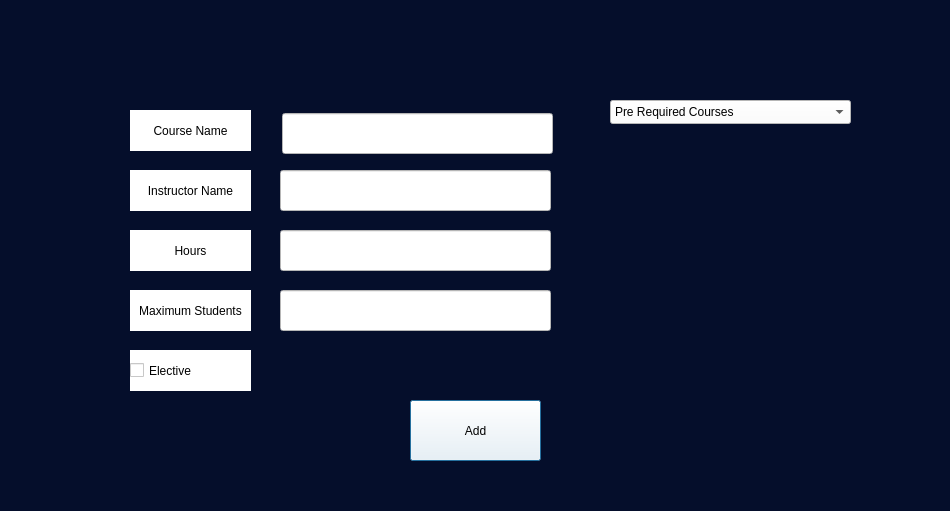
First picture: the form in Qt/newcourse.ui, repository KerollosRady/University-mangament-system, before the edit.
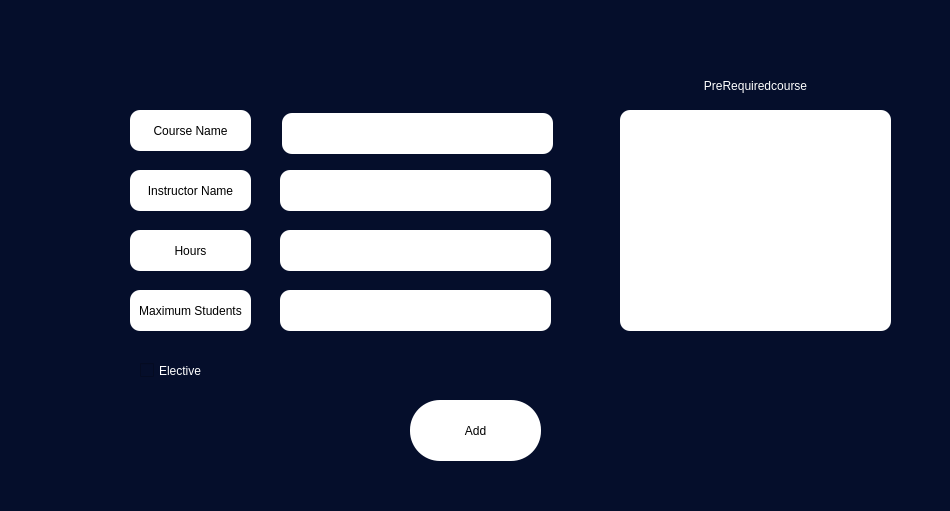
Second picture: the form after the edit. Icons and pictures are not drawn.

```diff
--- a/Qt/newcourse.ui
+++ b/Qt/newcourse.ui
@@ -32,7 +32,8 @@
     </rect>
    </property>
    <property name="styleSheet">
-    <string notr="true">background:white;
+    <string notr="true">    border-radius: 10px;
+background:white;
 color:black;</string>
    </property>
    <property name="text">
@@ -55,7 +56,8 @@
     <cursorShape>PointingHandCursor</cursorShape>
    </property>
    <property name="styleSheet">
-    <string notr="true">background:white;
+    <string notr="true">    border-radius: 30px;
+background:white;
 color:black;</string>
    </property>
    <property name="text">
@@ -72,7 +74,8 @@
     </rect>
    </property>
    <property name="styleSheet">
-    <string notr="true">background:white;
+    <string notr="true">    border-radius: 10px;
+background:white;
 color:black;</string>
    </property>
    <property name="text">
@@ -92,7 +95,8 @@
     </rect>
    </property>
    <property name="styleSheet">
-    <string notr="true">background:white;
+    <string notr="true">    border-radius: 10px;
+background:white;
 color:black;</string>
    </property>
    <property name="text">
@@ -112,7 +116,8 @@
     </rect>
    </property>
    <property name="styleSheet">
-    <string notr="true">background:white;
+    <string notr="true">    border-radius: 10px;
+background:white;
 color:black;</string>
    </property>
    <property name="text">
@@ -125,52 +130,22 @@
   <widget class="QCheckBox" name="checkBox">
    <property name="geometry">
     <rect>
-     <x>130</x>
+     <x>140</x>
      <y>350</y>
      <width>121</width>
      <height>41</height>
     </rect>
    </property>
    <property name="styleSheet">
-    <string notr="true">background:white;
-color:black;</string>
+    <string notr="true">color:white;
+font: 15pt &quot;Segoe UI&quot;;</string>
    </property>
    <property name="text">
     <string>Elective</string>
    </property>
-  </widget>
-  <widget class="QComboBox" name="preReq">
-   <property name="geometry">
-    <rect>
-     <x>610</x>
-     <y>100</y>
-     <width>241</width>
-     <height>24</height>
-    </rect>
+   <property name="tristate">
+    <bool>true</bool>
    </property>
-   <property name="styleSheet">
-    <string notr="true">background:white;</string>
-   </property>
-   <item>
-    <property name="text">
-     <string>Pre Required Courses</string>
-    </property>
-    <property name="icon">
-     <iconset>
-      <selectedon>:/i18n/Qt_en_GB.qm</selectedon>
-     </iconset>
-    </property>
-   </item>
-   <item>
-    <property name="text">
-     <string>math1</string>
-    </property>
-   </item>
-   <item>
-    <property name="text">
-     <string>math2</string>
-    </property>
-   </item>
   </widget>
   <widget class="QLineEdit" name="lineEdit_1">
    <property name="geometry">
@@ -183,7 +158,9 @@
    </property>
    <property name="styleSheet">
     <string notr="true">background:white;
-color:black;</string>
+color:black;
+    border-radius: 10px;
+</string>
    </property>
   </widget>
   <widget class="QLineEdit" name="lineEdit_2">
@@ -196,7 +173,8 @@
     </rect>
    </property>
    <property name="styleSheet">
-    <string notr="true">background:white;
+    <string notr="true">    border-radius: 10px;
+background:white;
 color:black;</string>
    </property>
   </widget>
@@ -211,7 +189,8 @@
    </property>
    <property name="styleSheet">
     <string notr="true">background:white;
-color:black;</string>
+color:black;    border-radius: 10px;
+</string>
    </property>
   </widget>
   <widget class="QLineEdit" name="lineEdit_4">
@@ -225,7 +204,49 @@
    </property>
    <property name="styleSheet">
     <string notr="true">background:white;
-color:black;</string>
+color:black;
+    border-radius: 10px;
+</string>
+   </property>
+  </widget>
+  <widget class="QLabel" name="label">
+   <property name="geometry">
+    <rect>
+     <x>640</x>
+     <y>70</y>
+     <width>231</width>
+     <height>31</height>
+    </rect>
+   </property>
+   <property name="styleSheet">
+    <string notr="true">color:rgb(255, 255, 255);
+background-color: transparent;
+font: 700 12pt &quot;Segoe UI&quot;;</string>
+   </property>
+   <property name="text">
+    <string>PreRequiredcourse</string>
+   </property>
+   <property name="alignment">
+    <set>Qt::AlignCenter</set>
+   </property>
+  </widget>
+  <widget class="QListWidget" name="listWidget">
+   <property name="geometry">
+    <rect>
+     <x>620</x>
+     <y>110</y>
+     <width>271</width>
+     <height>221</height>
+    </rect>
+   </property>
+   <property name="styleSheet">
+    <string notr="true">background: white ;
+border-radius:10px;
+font: 600 12pt &quot;Yu Gothic UI Semibold&quot;;
+color : black ; </string>
+   </property>
+   <property name="itemAlignment">
+    <set>Qt::AlignHCenter</set>
    </property>
   </widget>
  </widget>
```
